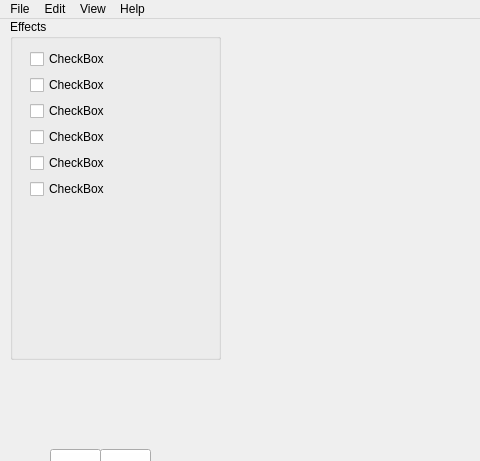
The window that untitled.ui (StevenCigare/GroupProject) describes before a commit, drawn with Qt 5; both pictures show x 0 to 480 and y 0 to 461 of the 1045 by 822 pixel window.
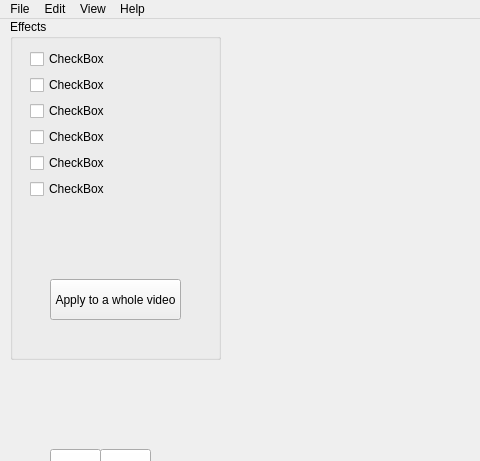
The same window after the commit.

Commit message: Added button and Gaussian Blur

The edit to the form file:
```diff
--- a/untitled.ui
+++ b/untitled.ui
@@ -200,12 +200,25 @@
      <property name="title">
       <string>Effects</string>
      </property>
+     <widget class="QPushButton" name="pushButtonVideo">
+      <property name="geometry">
+       <rect>
+        <x>40</x>
+        <y>260</y>
+        <width>131</width>
+        <height>41</height>
+       </rect>
+      </property>
+      <property name="text">
+       <string>Apply to a whole video</string>
+      </property>
+     </widget>
      <widget class="QWidget" name="">
       <property name="geometry">
        <rect>
         <x>20</x>
         <y>30</y>
-        <width>77</width>
+        <width>81</width>
         <height>152</height>
        </rect>
       </property>
```
The commit also changes 8 other files.
